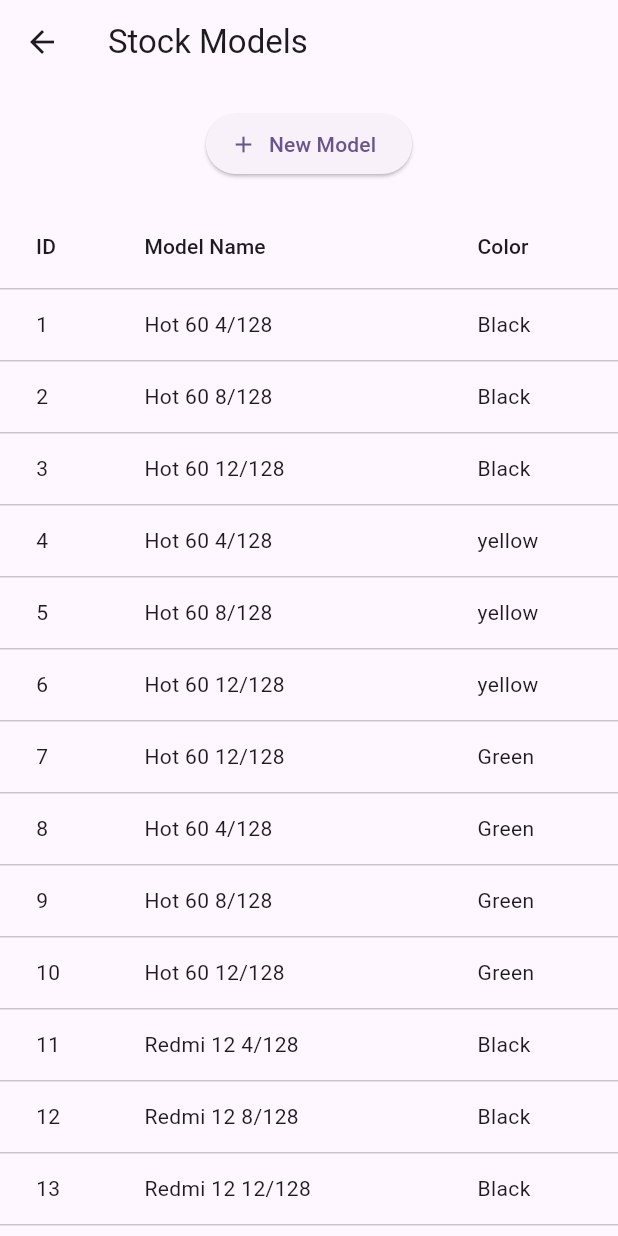
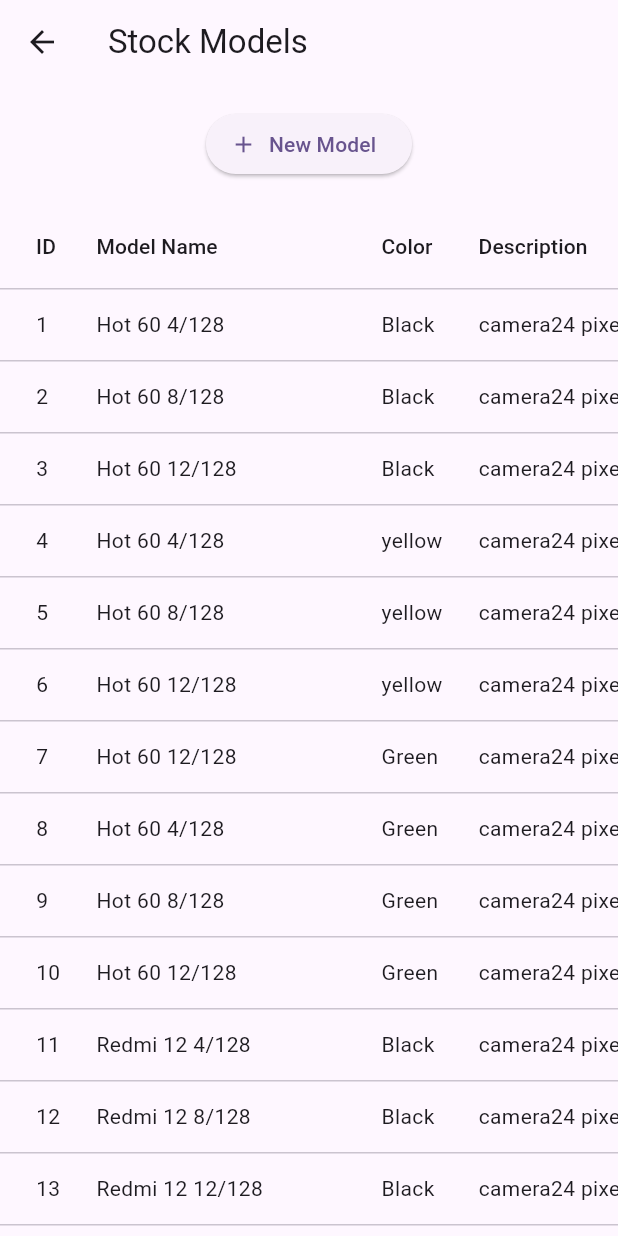
Before and after one commit to faisalahamed/anis_dealer, a Flutter app: the ModelView screen opened directly, on a phone screen of 412 x 824 dp. Run offline on Flutter 3.47's test engine with Material 3 defaults, Android fonts, the phone set to English and light mode, and no system bars.

Commit message:
ok to here

```diff
--- a/lib/view/model_view/model_view.dart
+++ b/lib/view/model_view/model_view.dart
@@ -218,7 +218,11 @@
               scrollDirection: Axis.vertical,
               child: SingleChildScrollView(
                 scrollDirection: Axis.horizontal,
+                child: ConstrainedBox(
+                  constraints: BoxConstraints(
+                      minWidth: MediaQuery.of(context).size.width),
                   child: DataTable(
+                    columnSpacing: 24,
                     columns: const [
                       DataColumn(label: Text('ID')),
                       DataColumn(label: Text('Model Name')),
@@ -239,6 +243,7 @@
                 ),
               ),
             ),
+          ),
         ],
       ),
     );
```
Lines whose indentation alone changed are shown as unchanged.
